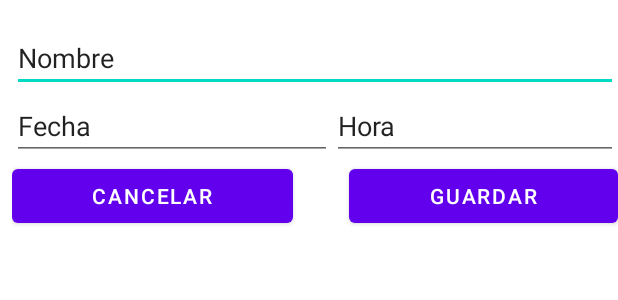
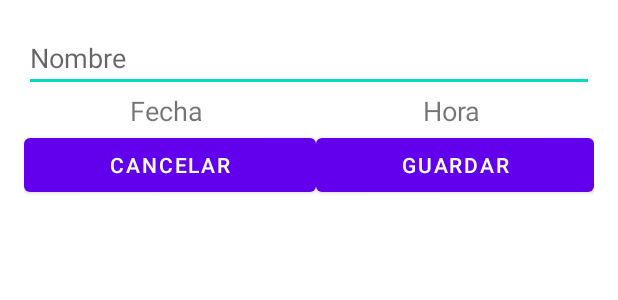
Before and after one commit to raul0806/mobcly, an Android app: the layout activity_add_tarea.xml on its own in the app's theme, with its tools: preview values and no code run, on a phone screen of 412 x 824 dp. Shown: the top 300 px of the screen. Run offline under Robolectric (Android 15) with nearby library versions, the phone set to English and light mode, and no system bars.

Commit message:
Add tarea improved

```diff
--- a/app/src/main/res/layout/activity_add_tarea.xml
+++ b/app/src/main/res/layout/activity_add_tarea.xml
@@ -7,48 +7,63 @@
     tools:context=".AddTarea">
 
     <LinearLayout
-        android:layout_width="match_parent"
-        android:layout_height="match_parent"
-        android:layout_marginStart="8dp"
+        android:layout_width="0dp"
+        android:layout_height="wrap_content"
+        android:layout_marginStart="16dp"
         android:layout_marginTop="16dp"
+        android:layout_marginEnd="16dp"
         android:orientation="vertical"
+        app:layout_constraintEnd_toEndOf="parent"
         app:layout_constraintStart_toStartOf="parent"
         app:layout_constraintTop_toTopOf="parent">
 
         <EditText
-            android:id="@+id/editTextTextPersonName2"
+            android:id="@+id/editTextTitle"
             android:layout_width="match_parent"
             android:layout_height="wrap_content"
+            android:layout_weight="1"
             android:ems="10"
-            android:inputType="textPersonName"
-            android:text="Nombre" />
+            android:hint="@string/nombre"
+            android:inputType="text"
+            android:textSize="18sp" />
+
 
         <LinearLayout
-            android:layout_width="wrap_content"
+            android:layout_width="match_parent"
             android:layout_height="wrap_content"
+            android:layout_weight="1"
             android:orientation="horizontal">
 
-            <EditText
+            <TextView
                 android:id="@+id/dateInput"
                 android:layout_width="match_parent"
                 android:layout_height="wrap_content"
-                android:ems="10"
-                android:inputType="date"
-                android:text="Fecha" />
+                android:layout_weight="1"
+                android:clickable="true"
+                android:focusable="true"
+                android:gravity="center"
+                android:onClick="citadia"
+                android:text="@string/fecha"
+                android:textSize="18sp" />
 
-            <EditText
+            <TextView
                 android:id="@+id/timeInput"
                 android:layout_width="match_parent"
                 android:layout_height="wrap_content"
-                android:ems="10"
-                android:inputType="time"
-                android:text="Hora" />
+                android:layout_weight="1"
+                android:clickable="true"
+                android:focusable="true"
+                android:gravity="center"
+                android:onClick="citahora"
+                android:text="@string/hora"
+                android:textSize="18sp" />
 
         </LinearLayout>
 
         <LinearLayout
             android:layout_width="match_parent"
-            android:layout_height="match_parent"
+            android:layout_height="wrap_content"
+            android:layout_weight="1"
             android:orientation="horizontal">
 
             <Button
@@ -56,19 +71,14 @@
                 android:layout_width="wrap_content"
                 android:layout_height="wrap_content"
                 android:layout_weight="1"
-                android:text="Cancelar" />
-
-            <Space
-                android:layout_width="wrap_content"
-                android:layout_height="wrap_content"
-                android:layout_weight="0.5" />
+                android:text="@string/cancelar" />
 
             <Button
                 android:id="@+id/buttonSave"
                 android:layout_width="wrap_content"
                 android:layout_height="wrap_content"
                 android:layout_weight="1"
-                android:text="Guardar" />
+                android:text="@string/guardar" />
         </LinearLayout>
     </LinearLayout>
 </androidx.constraintlayout.widget.ConstraintLayout>
--- a/app/src/main/res/values/strings.xml
+++ b/app/src/main/res/values/strings.xml
@@ -10,4 +10,9 @@
 
     <string name="hello_first_fragment">Hello first fragment</string>
     <string name="hello_second_fragment">Hello second fragment. Arg: %1$s</string>
+    <string name="nombre">Nombre</string>
+    <string name="fecha">Fecha</string>
+    <string name="hora">Hora</string>
+    <string name="cancelar">Cancelar</string>
+    <string name="guardar">Guardar</string>
 </resources>
```
Also changed, not shown: app/src/main/java/es/ujaen/rma00035/mobcly/AddTarea.kt (+80 -0 lines).
